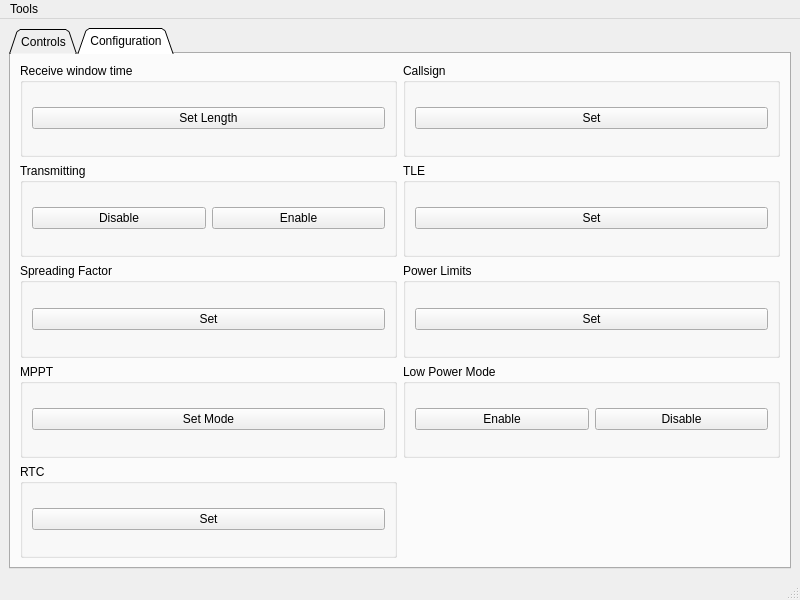
Qt form FOSSAGSCP/mainwindow.ui (FOSSASystems/FOSSA-GroundStationControlPanel) before a commit.
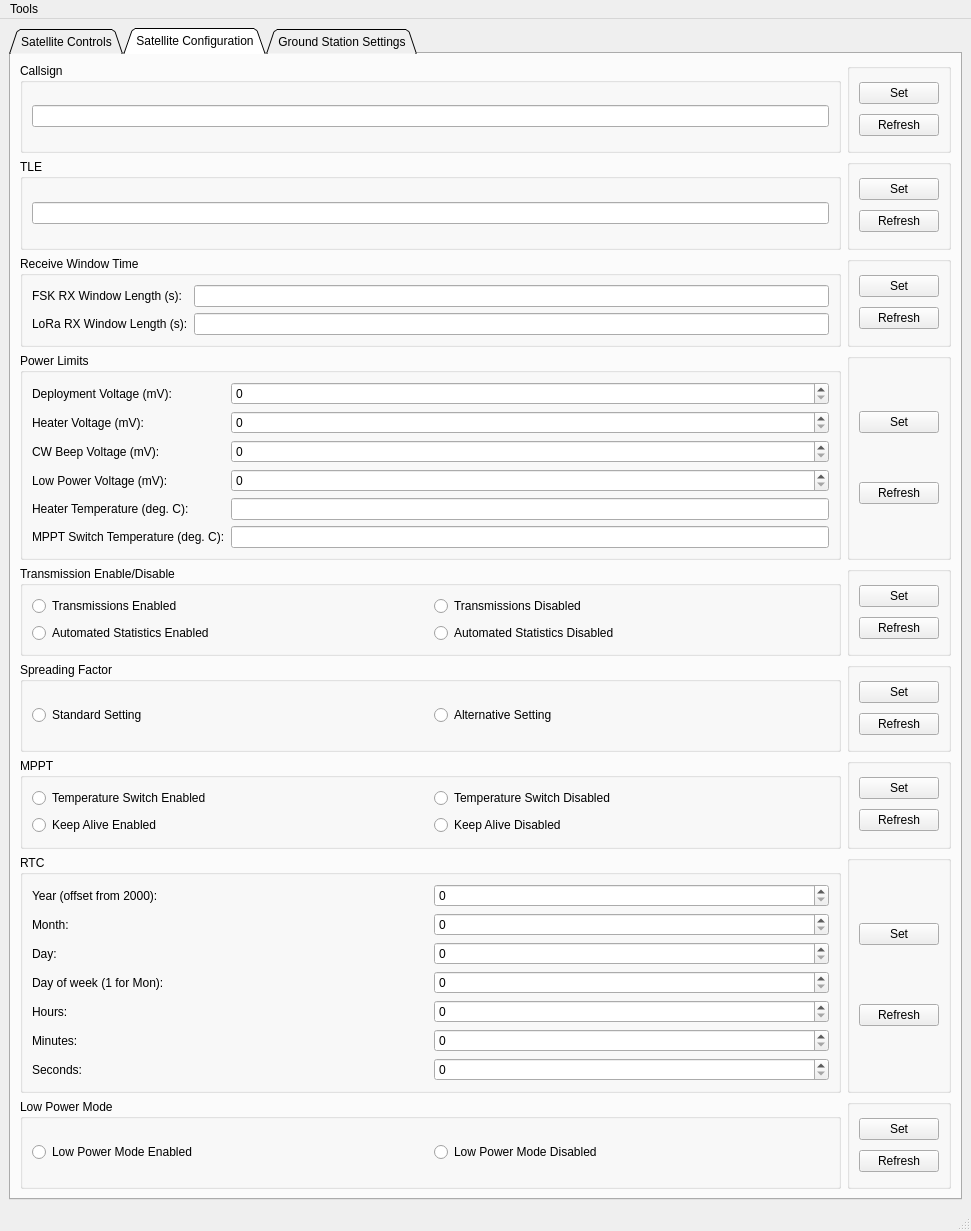
The same form after that commit. The open tabs and pages were chosen to show the change.

Commit message: implemented async serial port and UI elements

Patch:
```diff
--- a/FOSSAGSCP/mainwindow.ui
+++ b/FOSSAGSCP/mainwindow.ui
@@ -6,8 +6,8 @@
    <rect>
     <x>0</x>
     <y>0</y>
-    <width>800</width>
-    <height>600</height>
+    <width>971</width>
+    <height>1231</height>
    </rect>
   </property>
   <property name="windowTitle">
@@ -24,7 +24,7 @@
     <bool>false</bool>
    </property>
    <layout class="QGridLayout" name="gridLayout">
-    <item row="0" column="0">
+    <item row="1" column="0">
      <widget class="QTabWidget" name="tabWidget">
       <property name="tabPosition">
        <enum>QTabWidget::North</enum>
@@ -52,7 +52,7 @@
       </property>
       <widget class="QWidget" name="ControlsTab">
        <attribute name="title">
-        <string>Controls</string>
+        <string>Satellite Controls</string>
        </attribute>
        <layout class="QGridLayout" name="gridLayout_2">
         <item row="0" column="0">
@@ -61,7 +61,51 @@
            <string>Base Ops</string>
           </property>
           <layout class="QGridLayout" name="gridLayout_3">
-           <item row="0" column="1">
+           <item row="0" column="0">
+            <widget class="QGroupBox" name="groupBox_5">
+             <property name="title">
+              <string>Wipe EEPROM</string>
+             </property>
+             <layout class="QGridLayout" name="gridLayout_12">
+              <item row="0" column="0">
+               <widget class="QCheckBox" name="checkBox">
+                <property name="text">
+                 <string>System Info And Config</string>
+                </property>
+               </widget>
+              </item>
+              <item row="1" column="1">
+               <widget class="QCheckBox" name="checkBox_4">
+                <property name="text">
+                 <string>NMEA Log</string>
+                </property>
+               </widget>
+              </item>
+              <item row="1" column="0">
+               <widget class="QCheckBox" name="checkBox_3">
+                <property name="text">
+                 <string>Image Storage</string>
+                </property>
+               </widget>
+              </item>
+              <item row="0" column="1">
+               <widget class="QCheckBox" name="checkBox_2">
+                <property name="text">
+                 <string>Statistics</string>
+                </property>
+               </widget>
+              </item>
+              <item row="2" column="0">
+               <widget class="QCheckBox" name="checkBox_5">
+                <property name="text">
+                 <string>ADCS Paramaters</string>
+                </property>
+               </widget>
+              </item>
+             </layout>
+            </widget>
+           </item>
+           <item row="2" column="0">
             <widget class="QPushButton" name="baseOpsRestartButton">
              <property name="text">
               <string>Restart</string>
@@ -271,17 +315,24 @@
       </widget>
       <widget class="QWidget" name="ConfigurationTab">
        <attribute name="title">
-        <string>Configuration</string>
+        <string>Satellite Configuration</string>
        </attribute>
        <layout class="QGridLayout" name="gridLayout_20">
-        <item row="1" column="1">
-         <widget class="QGroupBox" name="TLEGroupBox">
+        <item row="8" column="1">
+         <widget class="QGroupBox" name="groupBox_19">
           <property name="title">
-           <string>TLE</string>
+           <string/>
           </property>
-          <layout class="QGridLayout" name="gridLayout_13">
-           <item row="0" column="0">
-            <widget class="QPushButton" name="tleSetButton">
+          <layout class="QGridLayout" name="gridLayout_38">
+           <item row="1" column="1">
+            <widget class="QPushButton" name="pushButton_24">
+             <property name="text">
+              <string>Refresh</string>
+             </property>
+            </widget>
+           </item>
+           <item row="0" column="1">
+            <widget class="QPushButton" name="pushButton_25">
              <property name="text">
               <string>Set</string>
              </property>
@@ -290,16 +341,255 @@
           </layout>
          </widget>
         </item>
-        <item row="4" column="0">
+        <item row="6" column="0">
          <widget class="QGroupBox" name="MPPTGroupBox">
           <property name="title">
            <string>MPPT</string>
           </property>
           <layout class="QGridLayout" name="gridLayout_18">
+           <item row="1" column="1">
+            <widget class="QRadioButton" name="radioButton_9">
+             <property name="text">
+              <string>Temperature Switch Disabled</string>
+             </property>
+             <attribute name="buttonGroup">
+              <string notr="true">mpptTemperatureSwitchButtonGroup</string>
+             </attribute>
+            </widget>
+           </item>
+           <item row="1" column="0">
+            <widget class="QRadioButton" name="radioButton_8">
+             <property name="text">
+              <string>Temperature Switch Enabled</string>
+             </property>
+             <attribute name="buttonGroup">
+              <string notr="true">mpptTemperatureSwitchButtonGroup</string>
+             </attribute>
+            </widget>
+           </item>
+           <item row="2" column="0">
+            <widget class="QRadioButton" name="radioButton_10">
+             <property name="text">
+              <string>Keep Alive Enabled</string>
+             </property>
+             <attribute name="buttonGroup">
+              <string notr="true">mpptKeepAliveButtonGroup</string>
+             </attribute>
+            </widget>
+           </item>
+           <item row="2" column="1">
+            <widget class="QRadioButton" name="radioButton_11">
+             <property name="text">
+              <string>Keep Alive Disabled</string>
+             </property>
+             <attribute name="buttonGroup">
+              <string notr="true">mpptKeepAliveButtonGroup</string>
+             </attribute>
+            </widget>
+           </item>
+          </layout>
+         </widget>
+        </item>
+        <item row="7" column="0">
+         <widget class="QGroupBox" name="RTCGroupBox">
+          <property name="title">
+           <string>RTC</string>
+          </property>
+          <layout class="QGridLayout" name="gridLayout_19">
+           <item row="2" column="1">
+            <widget class="QSpinBox" name="spinBox_11"/>
+           </item>
+           <item row="1" column="1">
+            <widget class="QSpinBox" name="spinBox_10"/>
+           </item>
+           <item row="5" column="1">
+            <widget class="QSpinBox" name="spinBox_14"/>
+           </item>
+           <item row="4" column="1">
+            <widget class="QSpinBox" name="spinBox_13"/>
+           </item>
+           <item row="3" column="1">
+            <widget class="QSpinBox" name="spinBox_12"/>
+           </item>
+           <item row="5" column="0">
+            <widget class="QLabel" name="label_27">
+             <property name="text">
+              <string>Minutes:</string>
+             </property>
+            </widget>
+           </item>
+           <item row="2" column="0">
+            <widget class="QLabel" name="label_24">
+             <property name="text">
+              <string>Day:</string>
+             </property>
+            </widget>
+           </item>
            <item row="0" column="0">
-            <widget class="QPushButton" name="mpptSetModeButton">
+            <widget class="QLabel" name="label_22">
              <property name="text">
-              <string>Set Mode</string>
+              <string>Year (offset from 2000):</string>
+             </property>
+            </widget>
+           </item>
+           <item row="1" column="0">
+            <widget class="QLabel" name="label_23">
+             <property name="text">
+              <string>Month:</string>
+             </property>
+            </widget>
+           </item>
+           <item row="4" column="0">
+            <widget class="QLabel" name="label_26">
+             <property name="text">
+              <string>Hours:</string>
+             </property>
+            </widget>
+           </item>
+           <item row="3" column="0">
+            <widget class="QLabel" name="label_25">
+             <property name="text">
+              <string>Day of week (1 for Mon):</string>
+             </property>
+            </widget>
+           </item>
+           <item row="0" column="1">
+            <widget class="QSpinBox" name="spinBox_9"/>
+           </item>
+           <item row="6" column="0">
+            <widget class="QLabel" name="label_28">
+             <property name="text">
+              <string>Seconds:</string>
+             </property>
+            </widget>
+           </item>
+           <item row="6" column="1">
+            <widget class="QSpinBox" name="spinBox_15"/>
+           </item>
+          </layout>
+         </widget>
+        </item>
+        <item row="0" column="0">
+         <widget class="QGroupBox" name="callsignGroupBox">
+          <property name="title">
+           <string>Callsign</string>
+          </property>
+          <layout class="QGridLayout" name="gridLayout_13">
+           <item row="0" column="1">
+            <widget class="QLineEdit" name="lineEdit_10"/>
+           </item>
+          </layout>
+         </widget>
+        </item>
+        <item row="3" column="1">
+         <widget class="QGroupBox" name="groupBox_14">
+          <property name="title">
+           <string/>
+          </property>
+          <layout class="QGridLayout" name="gridLayout_33">
+           <item row="1" column="0">
+            <widget class="QPushButton" name="pushButton_15">
+             <property name="text">
+              <string>Refresh</string>
+             </property>
+            </widget>
+           </item>
+           <item row="0" column="0">
+            <widget class="QPushButton" name="pushButton_14">
+             <property name="text">
+              <string>Set</string>
+             </property>
+            </widget>
+           </item>
+          </layout>
+         </widget>
+        </item>
+        <item row="2" column="1">
+         <widget class="QGroupBox" name="groupBox_13">
+          <property name="title">
+           <string/>
+          </property>
+          <layout class="QGridLayout" name="gridLayout_32">
+           <item row="0" column="0">
+            <widget class="QPushButton" name="pushButton_13">
+             <property name="text">
+              <string>Set</string>
+             </property>
+            </widget>
+           </item>
+           <item row="1" column="0">
+            <widget class="QPushButton" name="pushButton_12">
+             <property name="text">
+              <string>Refresh</string>
+             </property>
+            </widget>
+           </item>
+          </layout>
+         </widget>
+        </item>
+        <item row="1" column="1">
+         <widget class="QGroupBox" name="groupBox_11">
+          <property name="title">
+           <string/>
+          </property>
+          <layout class="QGridLayout" name="gridLayout_30">
+           <item row="1" column="0">
+            <widget class="QPushButton" name="pushButton_11">
+             <property name="text">
+              <string>Refresh</string>
+             </property>
+            </widget>
+           </item>
+           <item row="0" column="0">
+            <widget class="QPushButton" name="pushButton_10">
+             <property name="text">
+              <string>Set</string>
+             </property>
+            </widget>
+           </item>
+          </layout>
+         </widget>
+        </item>
+        <item row="5" column="1">
+         <widget class="QGroupBox" name="groupBox_16">
+          <property name="title">
+           <string/>
+          </property>
+          <layout class="QGridLayout" name="gridLayout_35">
+           <item row="0" column="0">
+            <widget class="QPushButton" name="pushButton_19">
+             <property name="text">
+              <string>Set</string>
+             </property>
+            </widget>
+           </item>
+           <item row="1" column="0">
+            <widget class="QPushButton" name="pushButton_18">
+             <property name="text">
+              <string>Refresh</string>
+             </property>
+            </widget>
+           </item>
+          </layout>
+         </widget>
+        </item>
+        <item row="6" column="1">
+         <widget class="QGroupBox" name="groupBox_17">
+          <property name="title">
+           <string/>
+          </property>
+          <layout class="QGridLayout" name="gridLayout_36">
+           <item row="1" column="0">
+            <widget class="QPushButton" name="pushButton_21">
+             <property name="text">
+              <string>Refresh</string>
+             </property>
+            </widget>
+           </item>
+           <item row="0" column="0">
+            <widget class="QPushButton" name="pushButton_20">
+             <property name="text">
+              <string>Set</string>
              </property>
             </widget>
            </item>
@@ -307,125 +597,270 @@
          </widget>
         </item>
         <item row="1" column="0">
+         <widget class="QGroupBox" name="groupBox_10">
+          <property name="title">
+           <string>TLE</string>
+          </property>
+          <layout class="QGridLayout" name="gridLayout_31">
+           <item row="0" column="0">
+            <widget class="QLineEdit" name="lineEdit_9"/>
+           </item>
+          </layout>
+         </widget>
+        </item>
+        <item row="4" column="0">
          <widget class="QGroupBox" name="transmittingGroupBox">
           <property name="title">
-           <string>Transmitting</string>
+           <string>Transmission Enable/Disable</string>
           </property>
           <layout class="QGridLayout" name="gridLayout_17">
            <item row="0" column="0">
-            <widget class="QPushButton" name="transmittingDisableButton">
+            <widget class="QRadioButton" name="radioButton_2">
              <property name="text">
-              <string>Disable</string>
+              <string>Transmissions Enabled</string>
              </property>
             </widget>
            </item>
            <item row="0" column="1">
-            <widget class="QPushButton" name="transmittingEnableButton">
+            <widget class="QRadioButton" name="radioButton_3">
              <property name="text">
-              <string>Enable</string>
+              <string>Transmissions Disabled</string>
              </property>
             </widget>
            </item>
-          </layout>
-         </widget>
-        </item>
-        <item row="0" column="0">
-         <widget class="QGroupBox" name="receiveWindowTimeGroupBox">
-          <property name="title">
-           <string>Receive window time</string>
-          </property>
-          <layout class="QGridLayout" name="gridLayout_11">
-           <item row="0" column="0">
-            <widget class="QPushButton" name="receiveWindowTimeSetLengthButton">
+           <item row="1" column="0">
+            <widget class="QRadioButton" name="radioButton_4">
              <property name="text">
-              <string>Set Length</string>
+              <string>Automated Statistics Enabled</string>
              </property>
             </widget>
            </item>
+           <item row="1" column="1">
+            <widget class="QRadioButton" name="radioButton_5">
+             <property name="text">
+              <string>Automated Statistics Disabled</string>
+             </property>
+             <attribute name="buttonGroup">
+              <string notr="true">automatedStatisticsEnabledDisabledButtonGroup</string>
+             </attribute>
+            </widget>
+           </item>
           </layout>
          </widget>
         </item>
-        <item row="0" column="1">
-         <widget class="QGroupBox" name="callsignGroupBox">
+        <item row="8" column="0">
+         <widget class="QGroupBox" name="lowPowerModeGroupBox">
           <property name="title">
-           <string>Callsign</string>
+           <string>Low Power Mode</string>
           </property>
-          <layout class="QGridLayout" name="gridLayout_12">
+          <layout class="QGridLayout" name="gridLayout_15">
            <item row="0" column="0">
-            <widget class="QPushButton" name="callsignSetButton">
+            <widget class="QRadioButton" name="radioButton_12">
              <property name="text">
-              <string>Set</string>
+              <string>Low Power Mode Enabled</string>
              </property>
             </widget>
            </item>
+           <item row="0" column="1">
+            <widget class="QRadioButton" name="radioButton_13">
+             <property name="text">
+              <string>Low Power Mode Disabled</string>
+             </property>
+             <attribute name="buttonGroup">
+              <string notr="true">lowPowerModeButtonGroup</string>
+             </attribute>
+            </widget>
+           </item>
           </layout>
          </widget>
         </item>
-        <item row="2" column="1">
+        <item row="3" column="0">
          <widget class="QGroupBox" name="powerLimitsGroupBox">
           <property name="title">
            <string>Power Limits</string>
           </property>
           <layout class="QGridLayout" name="gridLayout_16">
+           <item row="0" column="1">
+            <widget class="QLabel" name="label_15">
+             <property name="text">
+              <string>Deployment Voltage (mV):</string>
+             </property>
+            </widget>
+           </item>
+           <item row="3" column="1">
+            <widget class="QLabel" name="label_19">
+             <property name="text">
+              <string>Low Power Voltage (mV):</string>
+             </property>
+            </widget>
+           </item>
+           <item row="1" column="1">
+            <widget class="QLabel" name="label_17">
+             <property name="text">
+              <string>Heater Voltage (mV):</string>
+             </property>
+            </widget>
+           </item>
+           <item row="2" column="2">
+            <widget class="QSpinBox" name="spinBox_7"/>
+           </item>
+           <item row="0" column="2">
+            <widget class="QSpinBox" name="spinBox_5"/>
+           </item>
+           <item row="3" column="2">
+            <widget class="QSpinBox" name="spinBox_8"/>
+           </item>
+           <item row="4" column="1">
+            <widget class="QLabel" name="label_20">
+             <property name="text">
+              <string>Heater Temperature (deg. C):</string>
+             </property>
+            </widget>
+           </item>
+           <item row="4" column="2">
+            <widget class="QLineEdit" name="lineEdit_13"/>
+           </item>
+           <item row="1" column="2">
+            <widget class="QSpinBox" name="spinBox_6"/>
+           </item>
+           <item row="5" column="1">
+            <widget class="QLabel" name="label_21">
+             <property name="text">
+              <string>MPPT Switch Temperature (deg. C):</string>
+             </property>
+            </widget>
+           </item>
+           <item row="2" column="1">
+            <widget class="QLabel" name="label_18">
+             <property name="text">
+              <string>CW Beep Voltage (mV):</string>
+             </property>
+            </widget>
+           </item>
+           <item row="5" column="2">
+            <widget class="QLineEdit" name="lineEdit_14"/>
+           </item>
+          </layout>
+         </widget>
+        </item>
+        <item row="4" column="1">
+         <widget class="QGroupBox" name="groupBox_15">
+          <property name="title">
+           <string/>
+          </property>
+          <layout class="QGridLayout" name="gridLayout_34">
            <item row="0" column="0">
-            <widget class="QPushButton" name="powerLimitsSetButton">
+            <widget class="QPushButton" name="pushButton_16">
              <property name="text">
               <string>Set</string>
              </property>
             </widget>
            </item>
+           <item row="1" column="0">
+            <widget class="QPushButton" name="pushButton_17">
+             <property name="text">
+              <string>Refresh</string>
+             </property>
+            </widget>
+           </item>
           </layout>
          </widget>
         </item>
         <item row="2" column="0">
+         <widget class="QGroupBox" name="groupBox_12">
+          <property name="title">
+           <string>Receive Window Time</string>
+          </property>
+          <layout class="QGridLayout" name="gridLayout_11">
+           <item row="2" column="0">
+            <widget class="QLabel" name="label_14">
+             <property name="text">
+              <string>LoRa RX Window Length (s):</string>
+             </property>
+            </widget>
+           </item>
+           <item row="2" column="1">
+            <widget class="QLineEdit" name="lineEdit_12"/>
+           </item>
+           <item row="1" column="1">
+            <widget class="QLineEdit" name="lineEdit_11"/>
+           </item>
+           <item row="1" column="0">
+            <widget class="QLabel" name="label_16">
+             <property name="text">
+              <string>FSK RX Window Length (s):</string>
+             </property>
+            </widget>
+           </item>
+          </layout>
+         </widget>
+        </item>
+        <item row="7" column="1">
+         <widget class="QGroupBox" name="groupBox_18">
+          <property name="title">
+           <string/>
+          </property>
+          <layout class="QGridLayout" name="gridLayout_37">
+           <item row="1" column="0">
+            <widget class="QPushButton" name="pushButton_23">
+             <property name="text">
+              <string>Refresh</string>
+             </property>
+            </widget>
+           </item>
+           <item row="0" column="0">
+            <widget class="QPushButton" name="pushButton_22">
+             <property name="text">
+              <string>Set</string>
+             </property>
+            </widget>
+           </item>
+          </layout>
+         </widget>
+        </item>
+        <item row="0" column="1">
+         <widget class="QGroupBox" name="groupBox_9">
+          <property name="title">
+           <string/>
+          </property>
+          <layout class="QGridLayout" name="gridLayout_29">
+           <item row="0" column="0">
+            <widget class="QPushButton" name="pushButton_2">
+             <property name="text">
+              <string>Set</string>
+             </property>
+            </widget>
+           </item>
+           <item row="1" column="0">
+            <widget class="QPushButton" name="pushButton_9">
+             <property name="text">
+              <string>Refresh</string>
+             </property>
+            </widget>
+           </item>
+          </layout>
+         </widget>
+        </item>
+        <item row="5" column="0">
          <widget class="QGroupBox" name="spreadingFactorGroupBox">
           <property name="title">
            <string>Spreading Factor</string>
           </property>
           <layout class="QGridLayout" name="gridLayout_14">
            <item row="0" column="0">
-            <widget class="QPushButton" name="spreadingFactorSetButton">
+            <widget class="QRadioButton" name="radioButton_7">
              <property name="text">
-              <string>Set</string>
+              <string>Standard Setting</string>
              </property>
-            </widget>
-           </item>
-          </layout>
-         </widget>
-        </item>
-        <item row="5" column="0">
-         <widget class="QGroupBox" name="RTCGroupBox">
-          <property name="title">
-           <string>RTC</string>
-          </property>
-          <layout class="QGridLayout" name="gridLayout_19">
-           <item row="0" column="0">
-            <widget class="QPushButton" name="rtcSetButton">
-             <property name="text">
-              <string>Set</string>
-             </property>
-            </widget>
-           </item>
-          </layout>
-         </widget>
-        </item>
-        <item row="4" column="1">
-         <widget class="QGroupBox" name="lowPowerModeGroupBox">
-          <property name="title">
-           <string>Low Power Mode</string>
-          </property>
-          <layout class="QGridLayout" name="gridLayout_15">
-           <item row="0" column="0">
-            <widget class="QPushButton" name="lowPowerModeEnableButton">
-             <property name="text">
-              <string>Enable</string>
-             </property>
+             <attribute name="buttonGroup">
+              <string notr="true">spreadingFactorButtonGroup</string>
+             </attribute>
             </widget>
            </item>
            <item row="0" column="1">
-            <widget class="QPushButton" name="lowPowerModeDisableButton">
+            <widget class="QRadioButton" name="radioButton_6">
              <property name="text">
-              <string>Disable</string>
+              <string>Alternative Setting</string>
              </property>
             </widget>
            </item>
@@ -434,6 +869,338 @@
         </item>
        </layout>
       </widget>
+      <widget class="QWidget" name="GroundStationControlTab">
+       <attribute name="title">
+        <string>Ground Station Settings</string>
+       </attribute>
+       <layout class="QGridLayout" name="gridLayout_23">
+        <item row="0" column="0">
+         <widget class="QScrollArea" name="scrollArea">
+          <property name="widgetResizable">
+           <bool>true</bool>
+          </property>
+          <widget class="QWidget" name="scrollAreaWidgetContents_2">
+           <property name="geometry">
+            <rect>
+             <x>0</x>
+             <y>0</y>
+             <width>919</width>
+             <height>1111</height>
+            </rect>
+           </property>
+           <widget class="QRadioButton" name="radioButton">
+            <property name="geometry">
+             <rect>
+              <x>360</x>
+              <y>20</y>
+              <width>101</width>
+              <height>20</height>
+             </rect>
+            </property>
+            <property name="text">
+             <string>Handshook</string>
+            </property>
+           </widget>
+           <widget class="QGroupBox" name="groupBox_8">
+            <property name="geometry">
+             <rect>
+              <x>470</x>
+              <y>10</y>
+              <width>117</width>
+              <height>52</height>
+             </rect>
+            </property>
+            <property name="title">
+             <string/>
+            </property>
+            <layout class="QGridLayout" name="gridLayout_28">
+             <item row="0" column="0">
+              <widget class="QPushButton" name="pushButton_8">
+               <property name="text">
+                <string>Send</string>
+               </property>
+              </widget>
+             </item>
+            </layout>
+           </widget>
+           <widget class="QGroupBox" name="groupBox_3">
+            <property name="geometry">
+             <rect>
+              <x>10</x>
+              <y>90</y>
+              <width>451</width>
+              <height>178</height>
+             </rect>
+            </property>
+            <property name="title">
+             <string>GFSK</string>
+            </property>
+            <layout class="QGridLayout" name="gridLayout_24">
+             <item row="2" column="0">
+              <widget class="QLabel" name="label_11">
+               <property name="text">
+                <string>GFSK Rx Bandwidth (KHz):</string>
+               </property>
+              </widget>
+             </item>
+             <item row="2" column="1">
+              <widget class="QLineEdit" name="lineEdit_6"/>
+             </item>
+             <item row="1" column="1">
+              <widget class="QLineEdit" name="lineEdit_5"/>
+             </item>
+             <item row="0" column="1">
+              <widget class="QLineEdit" name="lineEdit_4"/>
+             </item>
+             <item row="3" column="0">
+              <widget class="QLabel" name="label_12">
+               <property name="text">
+                <string>GFSK Data Shaping BT Product:</string>
+               </property>
+              </widget>
+             </item>
+             <item row="4" column="1">
+              <widget class="QLineEdit" name="lineEdit_8"/>
+             </item>
+             <item row="1" column="0">
+              <widget class="QLabel" name="label_10">
+               <property name="text">
+                <string>GFSK Frequency Deviation (KHz):</string>
+               </property>
+              </widget>
+             </item>
+             <item row="3" column="1">
+              <widget class="QLineEdit" name="lineEdit_7"/>
+             </item>
+             <item row="4" column="0">
+              <widget class="QLabel" name="label_13">
+               <property name="text">
+                <string>GFSK Preamble Length (bits):</string>
+               </property>
+              </widget>
+             </item>
+             <item row="0" column="0">
+              <widget class="QLabel" name="label_9">
+               <property name="text">
+                <string>GFSK Bit rate (Kb/s):</string>
+               </property>
+              </widget>
+             </item>
+            </layout>
+           </widget>
+           <widget class="QGroupBox" name="groupBox_6">
+            <property name="geometry">
+             <rect>
+              <x>470</x>
+              <y>140</y>
+              <width>117</width>
+              <height>87</height>
+             </rect>
+            </property>
+            <property name="title">
+             <string/>
+            </property>
+            <layout class="QGridLayout" name="gridLayout_26">
+             <item row="0" column="0">
+              <widget class="QPushButton" name="pushButton_6">
+               <property name="text">
+                <string>Set</string>
+               </property>
+              </widget>
+             </item>
+             <item row="1" column="0">
+              <widget class="QPushButton" name="pushButton_7">
+               <property name="text">
+                <string>Refresh</string>
+               </property>
+              </widget>
+             </item>
+            </layout>
+           </widget>
+           <widget class="QGroupBox" name="groupBox_2">
+            <property name="geometry">
+             <rect>
+              <x>10</x>
+              <y>280</y>
+              <width>451</width>
+              <height>149</height>
+             </rect>
+            </property>
+            <property name="title">
+             <string>LoRa</string>
+            </property>
+            <layout class="QGridLayout" name="gridLayout_22">
+             <item row="1" column="1">
+              <widget class="QSpinBox" name="spinBox_2"/>
+             </item>
+             <item row="3" column="1">
+              <widget class="QSpinBox" name="spinBox_3"/>
+             </item>
+             <item row="3" column="0">
+              <widget class="QLabel" name="label_7">
+               <property name="text">
+                <string>LoRa Coding Rate:</string>
+               </property>
+              </widget>
+             </item>
+             <item row="4" column="0">
+              <widget class="QLabel" name="label_8">
+               <property name="text">
+                <string>LoRa Preamble Length:</string>
+               </property>
+              </widget>
+             </item>
+             <item row="1" column="0">
+              <widget class="QLabel" name="label_6">
+               <property name="text">
+                <string>LoRa Spreading Factor:</string>
+               </property>
+              </widget>
+             </item>
+             <item row="0" column="1">
+              <widget class="QLineEdit" name="lineEdit_3"/>
+             </item>
+             <item row="4" column="1">
+              <widget class="QSpinBox" name="spinBox_4"/>
+             </item>
+             <item row="0" column="0">
+              <widget class="QLabel" name="label_5">
+               <property name="text">
+                <string>LoRa Bandwidth (KHz):</string>
+               </property>
+              </widget>
+             </item>
+            </layout>
+           </widget>
+           <widget class="QGroupBox" name="groupBox_4">
+            <property name="geometry">
+             <rect>
+              <x>470</x>
+              <y>320</y>
+              <width>117</width>
+              <height>87</height>
+             </rect>
+            </property>
+            <property name="title">
+             <string/>
+            </property>
+            <layout class="QGridLayout" name="gridLayout_25">
+             <item row="0" column="0">
+              <widget class="QPushButton" name="pushButton_3">
+               <property name="text">
+                <string>Set</string>
+               </property>
+              </widget>
+             </item>
+             <item row="1" column="0">
+              <widget class="QPushButton" name="pushButton">
+               <property name="text">
+                <string>Refresh</string>
+               </property>
+              </widget>
+             </item>
+            </layout>
+           </widget>
+           <widget class="QGroupBox" name="groupBox">
+            <property name="geometry">
+             <rect>
+              <x>10</x>
+              <y>450</y>
+              <width>451</width>
+              <height>149</height>
+             </rect>
+            </property>
+            <property name="title">
+             <string>Ground Station Configuration</string>
+            </property>
+            <layout class="QGridLayout" name="gridLayout_21">
+             <item row="1" column="0">
+              <widget class="QLabel" name="label_2">
+               <property name="text">
+                <string>Carrier Frequency (MHz):</string>
+               </property>
+              </widget>
+             </item>
+             <item row="2" column="1">
+              <widget class="QSpinBox" name="spinBox"/>
+             </item>
+             <item row="0" column="1">
+              <widget class="QComboBox" name="comboBox">
+               <item>
+                <property name="text">
+                 <string>LoRa</string>
+                </property>
+               </item>
+               <item>
+                <property name="text">
+                 <string>GFSK</string>
+                </property>
+               </item>
+              </widget>
+             </item>
+             <item row="0" column="0">
+              <widget class="QLabel" name="label">
+               <property name="text">
+                <string>Modem Type:</string>
+               </property>
+              </widget>
+             </item>
+             <item row="6" column="1">
+              <widget class="QLineEdit" name="lineEdit_2"/>
+             </item>
+             <item row="1" column="1">
+              <widget class="QLineEdit" name="lineEdit"/>
+             </item>
+             <item row="6" column="0">
+              <widget class="QLabel" name="label_4">
+               <property name="text">
+                <string>Current Limit (mA):</string>
+               </property>
+              </widget>
+             </item>
+             <item row="2" column="0">
+              <widget class="QLabel" name="label_3">
+               <property name="text">
+                <string>Output Power (dBm):</string>
+               </property>
+              </widget>
+             </item>
+            </layout>
+           </widget>
+           <widget class="QGroupBox" name="groupBox_7">
+            <property name="geometry">
+             <rect>
+              <x>470</x>
+              <y>480</y>
+              <width>117</width>
+              <height>87</height>
+             </rect>
+            </property>
+            <property name="title">
+             <string/>
+            </property>
+            <layout class="QGridLayout" name="gridLayout_27">
+             <item row="0" column="0">
+              <widget class="QPushButton" name="pushButton_4">
+               <property name="text">
+                <string>Set</string>
+               </property>
+              </widget>
+             </item>
+             <item row="1" column="0">
+              <widget class="QPushButton" name="pushButton_5">
+               <property name="text">
+                <string>Refresh</string>
+               </property>
+              </widget>
+             </item>
+            </layout>
+           </widget>
+          </widget>
+         </widget>
+        </item>
+       </layout>
+      </widget>
      </widget>
     </item>
    </layout>
@@ -443,7 +1210,7 @@
     <rect>
      <x>0</x>
      <y>0</y>
-     <width>800</width>
+     <width>971</width>
      <height>26</height>
     </rect>
    </property>
```
Left out of the diff: 370 changed lines with no effect on the pictures. The commit also changes 7 other files.
